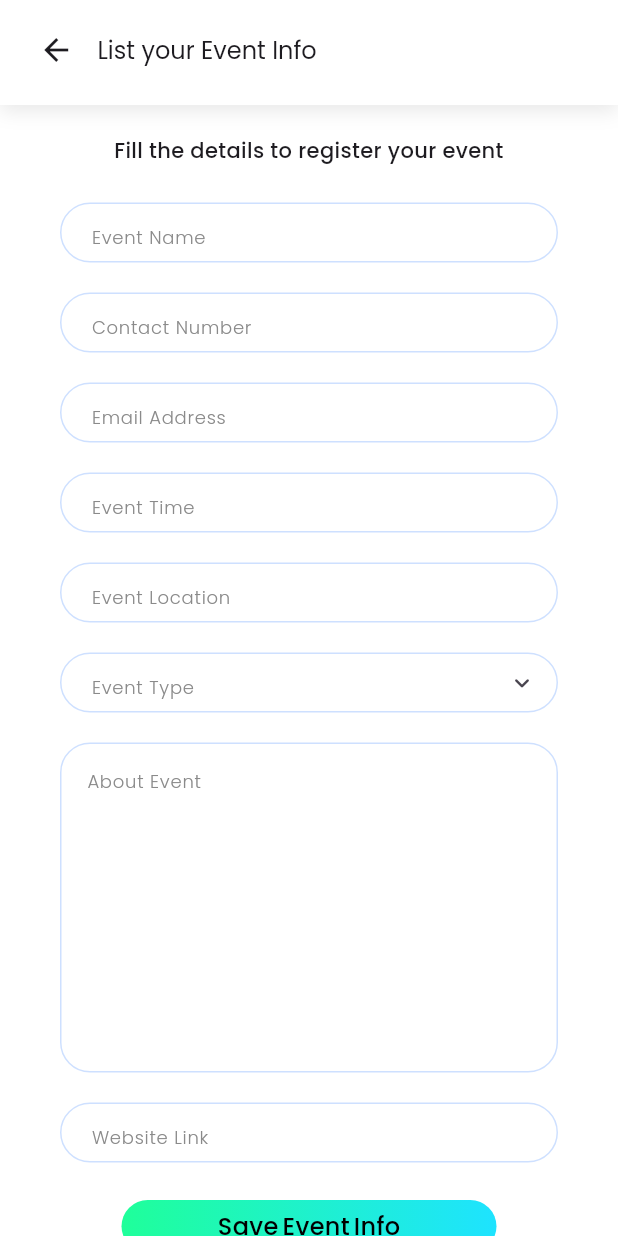
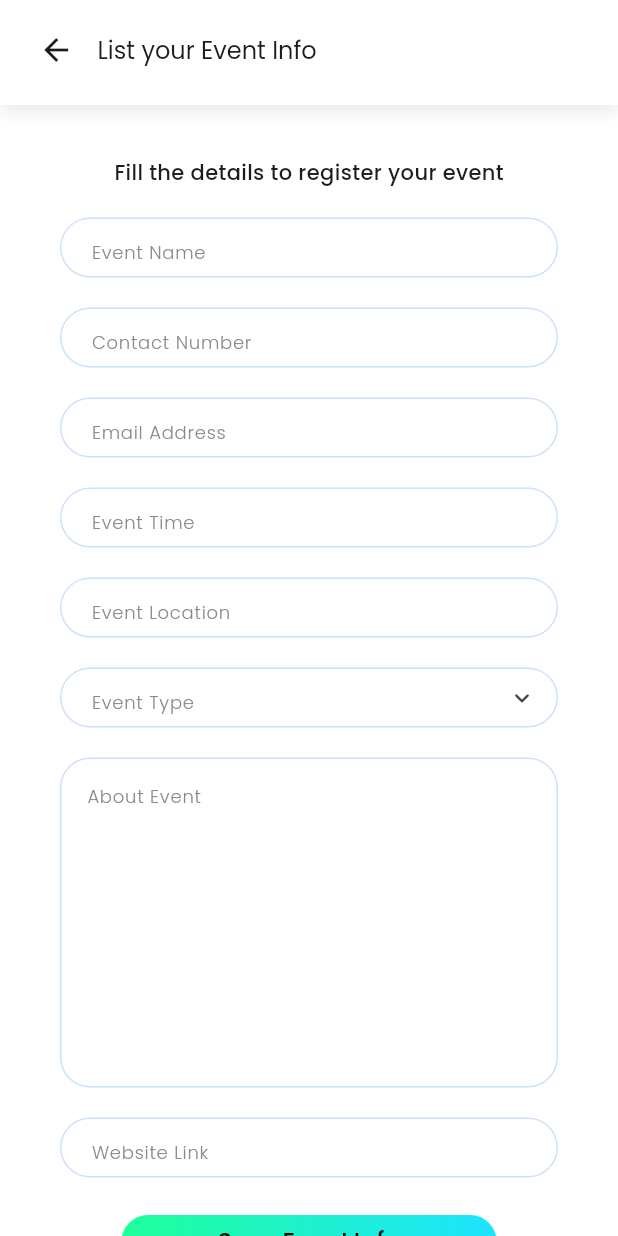
Before and after one commit to dipalighayade/jobsliner, a Flutter app: the ListEventInfo screen opened directly, on a phone screen of 412 x 824 dp. Run offline on Flutter 3.47's test engine with Material 3 defaults, Android fonts, the phone set to English and light mode, and no system bars; our stand-ins replace flutter_svg, google_fonts.

Commit message:
Complete UI 2

```diff
--- a/lib/events/List_Event_Info.dart
+++ b/lib/events/List_Event_Info.dart
@@ -61,7 +61,7 @@ class _ListEventInfoState extends State<ListEventInfo> {
           ),
         ),
         body: SingleChildScrollView(
-          padding: const EdgeInsets.symmetric(vertical: 20, horizontal: 20),
+          padding: const EdgeInsets.symmetric(vertical: 35, horizontal: 20),
           child: Column(
             children: [
               Center(
@@ -71,10 +71,10 @@ class _ListEventInfoState extends State<ListEventInfo> {
                     fontSize: 14,
                     fontWeight: FontWeight.w500,
                   ),
-                  textAlign: TextAlign.center,
+                  textAlign: TextAlign.left,
                 ),
               ),
-              const SizedBox(height: 15),
+              const SizedBox(height: 10),
               _customTextField(name, 'Event Name'),
               _customTextField(contactno, 'Contact Number'),
               _customTextField(email, 'Email Address'),
--- a/lib/main.dart
+++ b/lib/main.dart
@@ -2,6 +2,8 @@ import 'package:flutter/material.dart';
 import 'package:jobsliner/events/List_Event_Info.dart';
 import 'package:jobsliner/events/approval.dart';
 import 'package:jobsliner/events/eve_Home.dart';
+import 'package:jobsliner/events/list_tech_eve.dart';
+import 'package:jobsliner/events/viewinfo.dart';
 
 
 
@@ -23,7 +25,7 @@ class MyApp extends StatelessWidget {
         // colorScheme: ColorScheme.fromSeed(seedColor: Colors.white),
         useMaterial3: true,
       ),
-      home:  const Approval(),
+      home:  const Viewinfo(),
     );
   }
 }
```
Also changed, not shown: lib/events/list_tech_eve.dart (+45 -24 lines).
